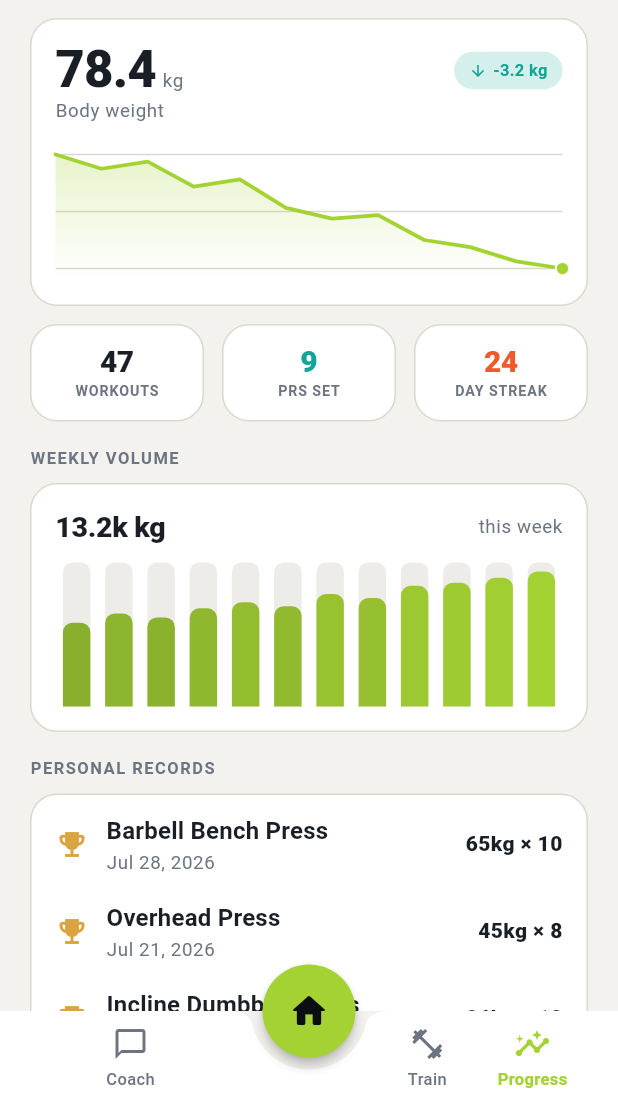
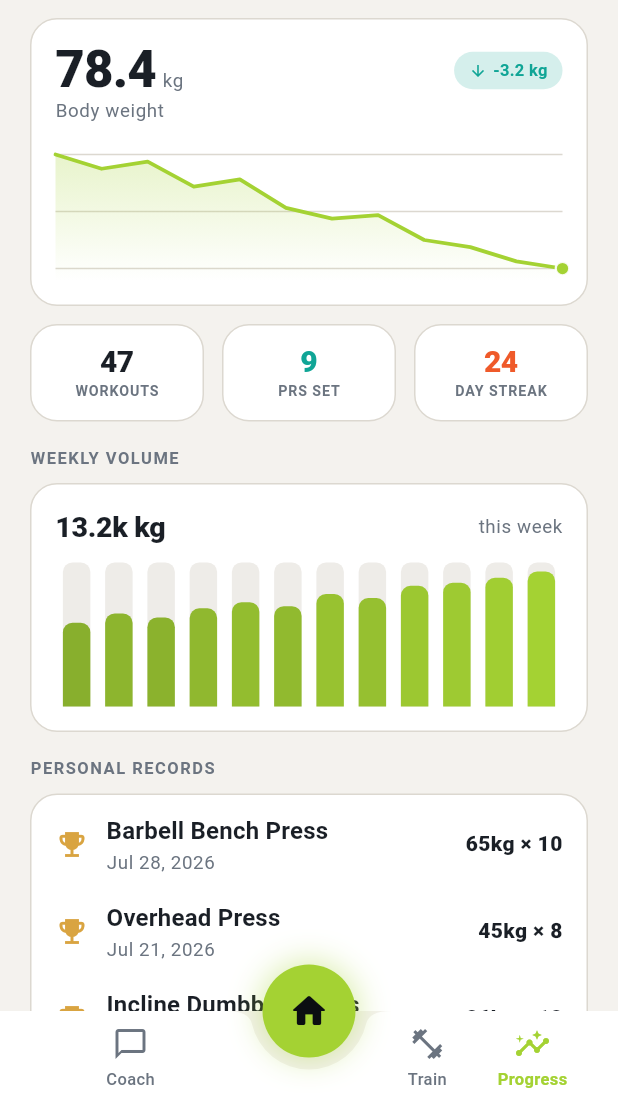
Before and after one commit to mscit-admin/ARETE_Enhance, a Flutter app: the AppShell screen opened directly, item 3 of the bottom bar chosen, on a phone screen of 412 x 824 dp, the part 129-1236 px from its top. Run offline on Flutter 3.47's test engine with Material 3 defaults, Android fonts, the phone set to English and light mode, and no system bars; our stand-ins replace flutter_local_notifications, permission_handler, qr_flutter, shared_preferences; missing offline and left inert: mobile_scanner; accounts and stored records are empty; generated files the repository leaves out were written again; network calls fail.

Commit message:
Carbon redesign: white workout hero, lime FAB glow, trainer polish
- Member home: restyle Today's workout into a bright white hero card with
  a 52px lime circular play button (replaces the dark card + ember pill).
- Header avatar now uses the lime gradient tone.
- Bottom-nav FAB gets a soft lime glow shadow.
- Trainer Plans: Assign action becomes a lime-tinted outlined button.
- Trainer Messages: two-line client rows with teal avatar + preview line.
- Add messagesTapToOpen string (en/ar/fr).

Co-Authored-By: Claude Opus 4.8 <noreply@anthropic.com>
Claude-Session: https://claude.ai/code/session_01Lrs4BeZJ8ESgW3u4Dx3sih

```diff
--- a/lib/features/shell/app_shell.dart
+++ b/lib/features/shell/app_shell.dart
@@ -67,14 +67,24 @@ class _AppShellState extends State<AppShell> {
         children: [for (final t in tabs) t.screen],
       ),
       floatingActionButtonLocation: FloatingActionButtonLocation.centerDocked,
-      floatingActionButton: SizedBox(
+      floatingActionButton: Container(
         height: 62,
         width: 62,
+        decoration: BoxDecoration(
+          shape: BoxShape.circle,
+          boxShadow: [
+            BoxShadow(
+              color: AppColors.accent.withValues(alpha: 0.45),
+              blurRadius: 18,
+              spreadRadius: 1,
+            ),
+          ],
+        ),
         child: FloatingActionButton(
           onPressed: () => select(centreIndex),
           backgroundColor: AppColors.accent,
           foregroundColor: AppColors.onAccent,
-          elevation: 3,
+          elevation: 0,
           shape: const CircleBorder(),
           child: Icon(tabs[centreIndex].activeIcon,
               color: AppColors.onAccent, size: 28),
--- a/lib/features/trainer/plans_screen.dart
+++ b/lib/features/trainer/plans_screen.dart
@@ -1,6 +1,7 @@
 import 'package:flutter/material.dart';
 import 'package:provider/provider.dart';
 
+import '../../core/theme/app_colors.dart';
 import '../../core/theme/app_spacing.dart';
 import '../../core/theme/app_theme.dart';
 import '../../data/models/trainer_plan.dart';
@@ -167,6 +168,11 @@ class _PlanCard extends StatelessWidget {
             alignment: AlignmentDirectional.centerEnd,
             child: OutlinedButton.icon(
               onPressed: onAssign,
+              style: OutlinedButton.styleFrom(
+                foregroundColor: AppColors.accent,
+                side: const BorderSide(color: AppColors.limeTintBorder),
+                backgroundColor: AppColors.limeTintBg,
+              ),
               icon: const Icon(Icons.person_add_alt, size: 18),
               label: Text(l.plansAssign),
             ),
--- a/lib/l10n/app_ar.arb
+++ b/lib/l10n/app_ar.arb
@@ -244,6 +244,7 @@
   "planNeedExercise": "أضف تمرينًا واحدًا على الأقل",
   "planSetsReps": "{sets} × {reps}",
   "messagesPickClient": "اختر متدربًا للمراسلة",
+  "messagesTapToOpen": "اضغط لفتح المحادثة",
   "messagesNoClients": "لا يوجد متدربون بعد — شارك رمز QR للتواصل.",
   "coachYourPlan": "خطتك",
   "coachPlanBy": "أسندها {name}",
--- a/lib/l10n/app_en.arb
+++ b/lib/l10n/app_en.arb
@@ -281,6 +281,7 @@
   "planSetsReps": "{sets} × {reps}",
   "@planSetsReps": { "placeholders": { "sets": { "type": "int" }, "reps": { "type": "int" } } },
   "messagesPickClient": "Choose a client to message",
+  "messagesTapToOpen": "Tap to open conversation",
   "messagesNoClients": "No clients yet — share your QR code to connect.",
   "coachYourPlan": "Your plan",
   "coachPlanBy": "Assigned by {name}",
--- a/lib/l10n/app_fr.arb
+++ b/lib/l10n/app_fr.arb
@@ -244,6 +244,7 @@
   "planNeedExercise": "Ajoutez au moins un exercice",
   "planSetsReps": "{sets} × {reps}",
   "messagesPickClient": "Choisissez un client à qui écrire",
+  "messagesTapToOpen": "Appuyez pour ouvrir la conversation",
   "messagesNoClients": "Aucun client — partagez votre code QR pour vous connecter.",
   "coachYourPlan": "Votre plan",
   "coachPlanBy": "Attribué par {name}",
```
Also changed, not shown: lib/features/profile/member_profile_screen.dart (+29 -12 lines), lib/features/trainer/trainer_messages_screen.dart (+17 -2 lines), lib/shared/widgets/gradient_avatar.dart (+9 -5 lines).
